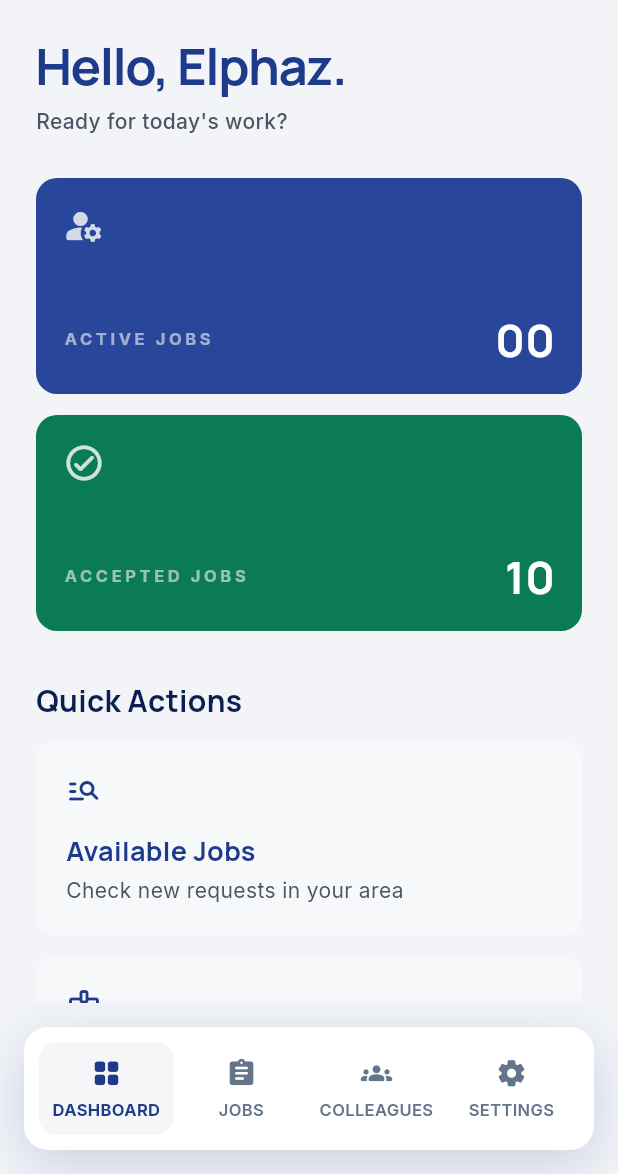
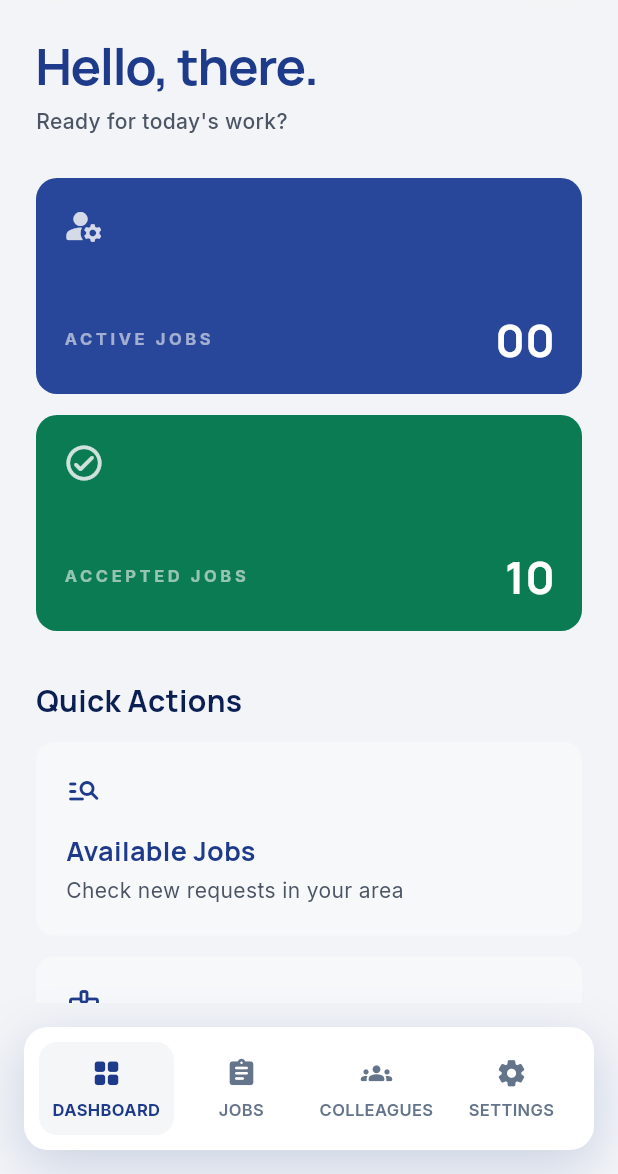
Before and after one commit to abbel97/Mobile-App-Project, a Flutter app: the ProfessionalDashboardScreen screen opened by its route, on a phone screen of 412 x 824 dp, the part 62-1236 px from its top. Run offline on Flutter 3.47's test engine with Material 3 defaults, Android fonts, the phone set to English and light mode, and no system bars; our stand-ins replace equatable, flutter_riverpod, go_router, google_fonts, shared_preferences, sqflite; accounts and stored records are empty.

Commit message:
Updated Screen Features

```diff
--- a/frontend/lib/features/professional/presentation/screens/professional_dashboard_screen.dart
+++ b/frontend/lib/features/professional/presentation/screens/professional_dashboard_screen.dart
@@ -1,17 +1,22 @@
 import 'package:flutter/material.dart';
+import 'package:flutter_riverpod/flutter_riverpod.dart';
 import 'package:go_router/go_router.dart';
 
 import '../../../../core/routing/app_routes.dart';
 import '../../../../core/theme/app_colors.dart';
 import '../../../../core/theme/app_radii.dart';
 import '../../../../core/theme/app_text_styles.dart';
+import '../../../auth/presentation/providers/auth_notifier.dart';
 import '../widgets/professional_bottom_nav_bar.dart';
 
-class ProfessionalDashboardScreen extends StatelessWidget {
+class ProfessionalDashboardScreen extends ConsumerWidget {
   const ProfessionalDashboardScreen({super.key});
 
   @override
-  Widget build(BuildContext context) {
+  Widget build(BuildContext context, WidgetRef ref) {
+    final auth = ref.watch(authProvider);
+    final firstName = _firstName(auth.user?.name);
+
     return Scaffold(
       backgroundColor: AppColors.background,
       body: SafeArea(
@@ -59,7 +64,7 @@ class ProfessionalDashboardScreen extends StatelessWidget {
                     ),
                     const SizedBox(height: 18),
                     Text(
-                      'Hello, Elphaz.',
+                      'Hello, $firstName.',
                       style: AppTextStyles.headline2.copyWith(
                         fontSize: 34,
                         color: AppColors.primary,
@@ -185,6 +190,12 @@ class ProfessionalDashboardScreen extends StatelessWidget {
       ),
     );
   }
+}
+
+String _firstName(String? name) {
+  final value = name?.trim() ?? '';
+  if (value.isEmpty) return 'there';
+  return value.split(RegExp(r'\s+')).first;
 }
 
 class _MetricCard extends StatelessWidget {
```
Also changed, not shown: frontend/lib/features/professional/presentation/screens/jobs_screen.dart (+1 -12 lines).
